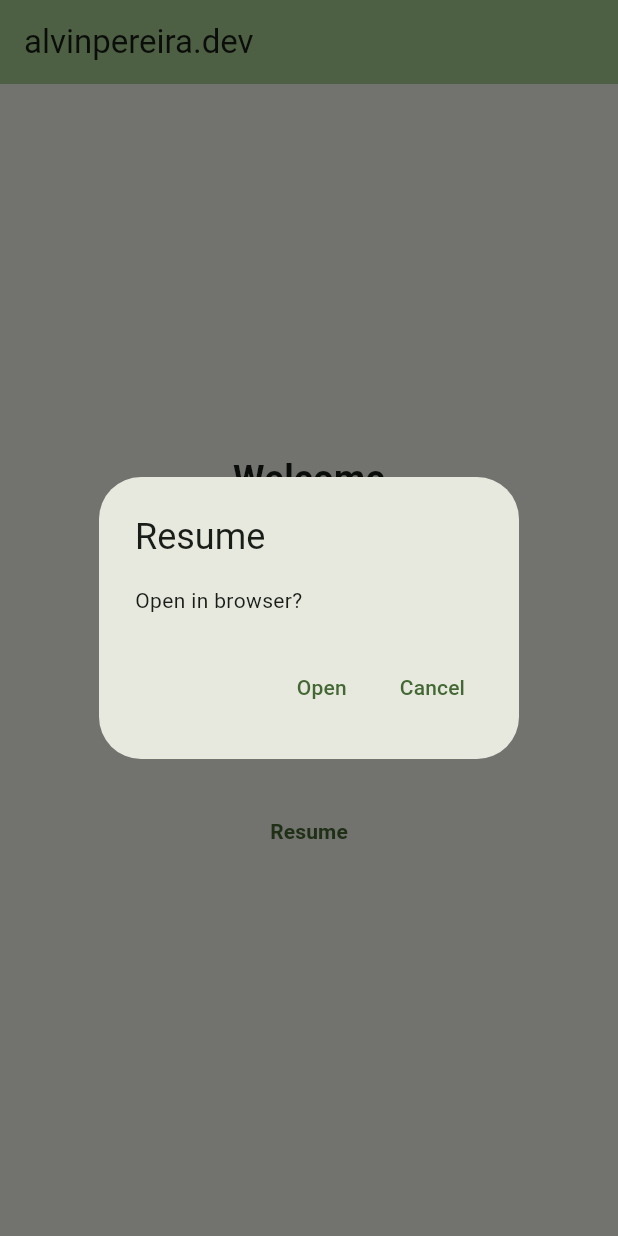
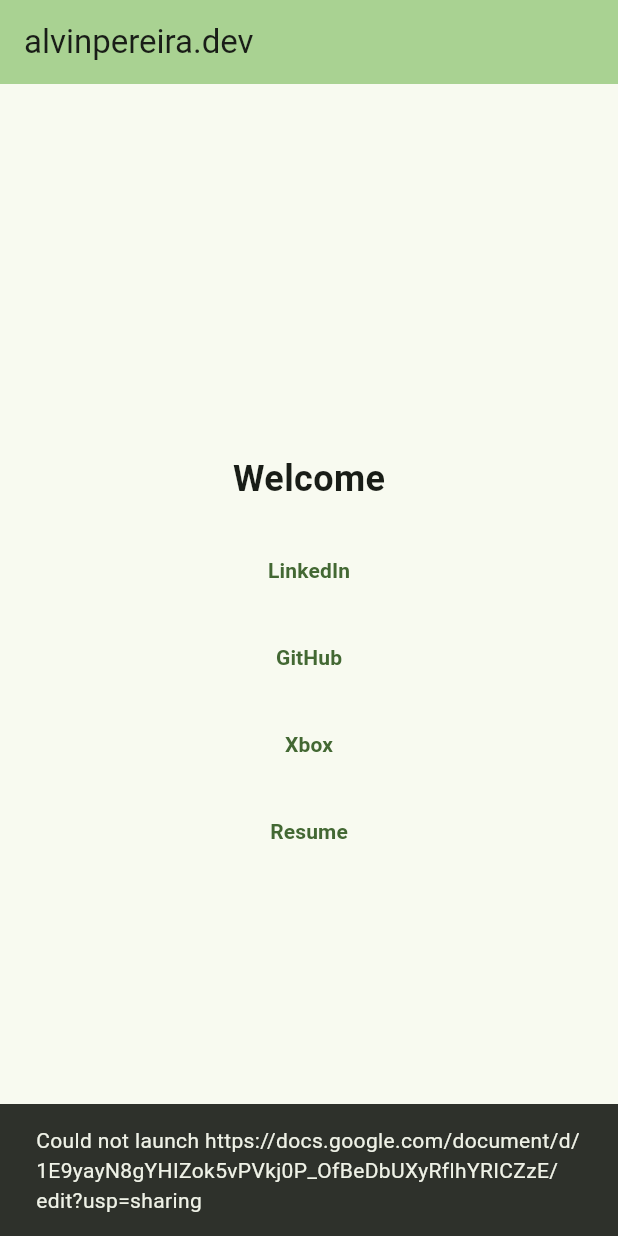
Before and after one commit to CarPA8974/CarPA8974, a Flutter app: the screen it shows after launch, after a tap on "Resume", on a phone screen of 412 x 824 dp. Run offline on Flutter 3.47's test engine with Material 3 defaults, Android fonts, the light colour scheme and no system bars.

Commit message:
new version 1.0

```diff
--- a/lib/main.dart
+++ b/lib/main.dart
@@ -1,4 +1,5 @@
 import 'package:flutter/material.dart';
+import 'package:url_launcher/url_launcher.dart';
 
 void main() {
   runApp(const MyApp());
@@ -13,7 +14,8 @@ class MyApp extends StatelessWidget {
       debugShowCheckedModeBanner: false,
       title: 'alvinpereira.dev',
       theme: ThemeData(
-        colorScheme: ColorScheme.fromSeed(seedColor: const Color.fromARGB(255, 189, 242, 161)),
+        colorScheme: ColorScheme.fromSeed(
+            seedColor: const Color.fromARGB(255, 189, 242, 161)),
         useMaterial3: true,
       ),
       home: const MyHomePage(title: 'alvinpereira.dev'),
@@ -64,7 +66,8 @@ class _MyHomePageState extends State<MyHomePage> {
             const SizedBox(height: 10),
             SocialMediaLink(
               text: 'Resume',
-              url: 'https://docs.google.com/document/d/1E9yayN8gYHIZok5vPVkj0P_OfBeDbUXyRflhYRICZzE/edit?usp=sharing',
+              url:
+                  'https://docs.google.com/document/d/1E9yayN8gYHIZok5vPVkj0P_OfBeDbUXyRflhYRICZzE/edit?usp=sharing',
             ),
           ],
         ),
@@ -86,32 +89,15 @@ class SocialMediaLink extends StatelessWidget {
   @override
   Widget build(BuildContext context) {
     return TextButton(
-      onPressed: () {
-        // Handle link tap here (e.g., show a dialog with the link)
-        showDialog(
-          context: context,
-          builder: (context) => AlertDialog(
-            title: Text(text),
-            content: Text('Open in browser?'),
-            actions: [
-              TextButton(
-                onPressed: () {
-                  // You can use launch() from package:url_launcher if you want to
-                  // launch the URL, but it's not essential for this simplified approach.
-                  // launch(url);
-                  Navigator.of(context).pop();
-                },
-                child: const Text('Open'),
-              ),
-              TextButton(
-                onPressed: () {
-                  Navigator.of(context).pop();
-                },
-                child: const Text('Cancel'),
-              ),
-            ],
-          ),
-        );
+      onPressed: () async {
+        final Uri uri = Uri.parse(url);
+        if (await canLaunchUrl(uri)) {
+          await launchUrl(uri);
+        } else {
+          ScaffoldMessenger.of(context).showSnackBar(
+            SnackBar(content: Text('Could not launch $url')),
+          );
+        }
       },
       child: Text(
         text,
--- a/pubspec.yaml
+++ b/pubspec.yaml
@@ -34,6 +34,7 @@ dependencies:
   # The following adds the Cupertino Icons font to your application.
   # Use with the CupertinoIcons class for iOS style icons.
   cupertino_icons: ^1.0.8
+  url_launcher: ^6.3.1
 
 dev_dependencies:
   flutter_test:
```
Also changed, not shown: pubspec.lock, 210 other files.
